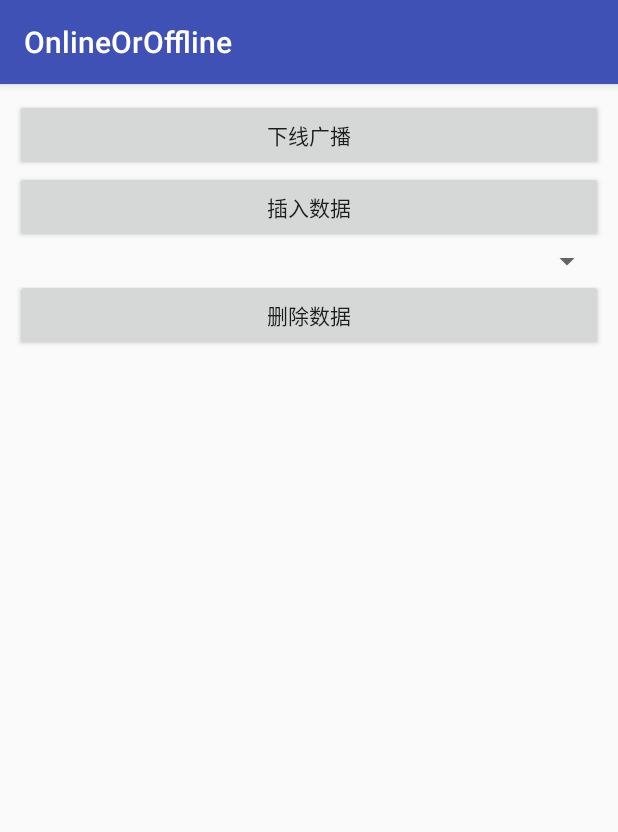
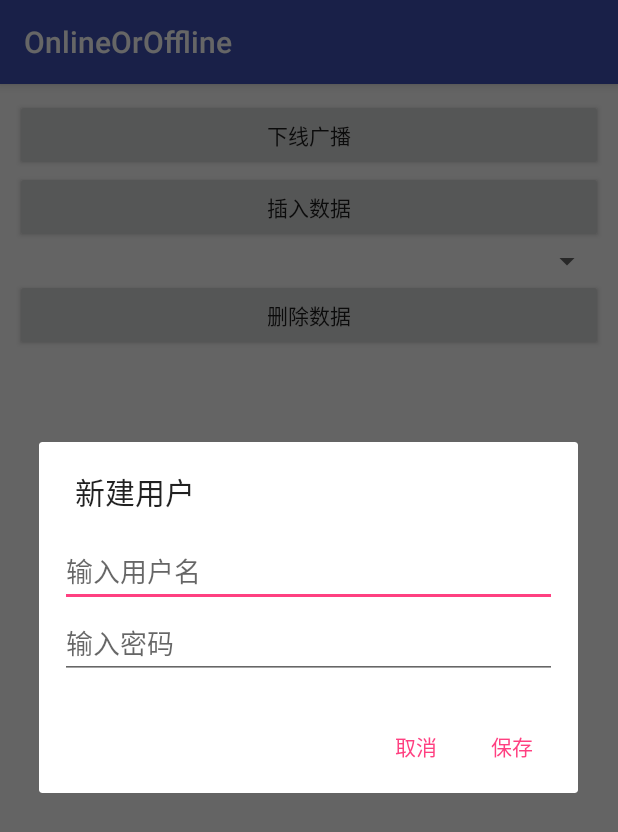
Before and after one commit to maohhgg/AndroidStudioProjects, an Android app: the MainActivity screen opened directly, with no data from a screen before it, after a tap on "插入数据", on a phone screen of 412 x 824 dp. Shown: the top 832 px of the screen. Run offline under Robolectric (Android 15) with nearby library versions, the phone set to English and light mode, and no system bars.

Commit message:
重构 删除冗余

```diff
--- a/OnlineOrOffline/app/src/main/java/com/example/mao/onlineoroffline/MainActivity.java
+++ b/OnlineOrOffline/app/src/main/java/com/example/mao/onlineoroffline/MainActivity.java
@@ -1,6 +1,7 @@
 package com.example.mao.onlineoroffline;
 
 import android.content.ContentValues;
+import android.content.DialogInterface;
 import android.content.Intent;
 import android.database.Cursor;
 import android.database.sqlite.SQLiteDatabase;
@@ -9,15 +10,14 @@ import android.support.v7.app.AlertDialog;
 import android.support.v7.widget.DefaultItemAnimator;
 import android.support.v7.widget.LinearLayoutManager;
 import android.support.v7.widget.RecyclerView;
-import android.text.InputType;
 import android.util.Log;
+import android.view.LayoutInflater;
 import android.view.View;
 import android.widget.AdapterView;
-import android.widget.ArrayAdapter;
 import android.widget.EditText;
 import android.widget.SimpleCursorAdapter;
 import android.widget.Spinner;
-import android.widget.TextView;
+
 
 import java.text.SimpleDateFormat;
 import java.util.Calendar;
@@ -31,6 +31,7 @@ public class MainActivity extends BaseActivity implements View.OnClickListener {
     private SQLiteDatabase DB;
     private Cursor cursor;
     private RecycleAdapter recycleAdapter;
+    private EditText inputUserName,inputUserPasswd;
 
 
     @Override
@@ -41,6 +42,16 @@ public class MainActivity extends BaseActivity implements View.OnClickListener {
         sql = new MyDatabaseHelper(this,"users.db",null,3);
         DB = sql.getWritableDatabase();
 
+        cursor = DB.query("users",new String[]{"id as _id", "name","password","time"},null,null,null,null,null,null);
+        recyclerView = (RecyclerView) findViewById(R.id.recyclerView);
+        recycleAdapter = new RecycleAdapter();
+
+        recyclerView.setLayoutManager(new LinearLayoutManager(this,LinearLayoutManager.VERTICAL,false));
+        recyclerView.setItemAnimator(new DefaultItemAnimator());
+
+        recycleAdapter.setCursor(cursor);
+        recyclerView.setAdapter(recycleAdapter);
+        recyclerView.setOnClickListener(this);
         updata();
 
         findViewById(R.id.logout).setOnClickListener(this);
@@ -55,50 +66,43 @@ public class MainActivity extends BaseActivity implements View.OnClickListener {
                 sendBroadcast(new Intent("com.example.mao.onlineoroffline.FORCE_OFFLINE"));
                 break;
             case R.id.insert_SQL:
-//                ContentValues values = new ContentValues();
-//                EditText inputUserName = (EditText) findViewById(R.id.input_user_name);
-//                EditText inputUserPasswd = (EditText) findViewById(R.id.input_user_passwd);
-//                values.put("name",inputUserName.getText().toString());
-//                values.put("password",inputUserPasswd.getText().toString());
-//                Calendar calendar = Calendar.getInstance();
-//                values.put("time",new SimpleDateFormat("yyyy-MM-dd H:m:s").format(calendar.getTime()));
-//                DB.insert("users",null,values);
-//                updata();
+                AlertDialog.Builder adb = bindData("新建用户",null,null);
+                adb.setPositiveButton("保存", new DialogInterface.OnClickListener() {
+                    @Override
+                    public void onClick(DialogInterface dialogInterface, int i) {
+                        ContentValues values = new ContentValues();
+                        values.put("name",inputUserName.getText().toString());
+                        values.put("password",inputUserPasswd.getText().toString());
+                        Calendar calendar = Calendar.getInstance();
+                        values.put("time",new SimpleDateFormat("yyyy-MM-dd H:m:s").format(calendar.getTime()));
+                        int id = (int) DB.insert("users",null,values);
+                        cursor = DB.query("users",new String[]{"id as _id", "name","password","time"},null,null,null,null,null,null);
+                        recycleAdapter.addData(cursor,id);
+                        updata();
+                    }
+                });
+                adb.setNegativeButton("取消", new DialogInterface.OnClickListener() {
+                    @Override
+                    public void onClick(DialogInterface dialogInterface, int i) {
 
-                AlertDialog.Builder adb = new AlertDialog.Builder(this);
-                adb.setTitle("建立一个用户");
-                EditText name = new EditText(this);
-                name.setHint("输入用户名");
-                int nameId = View.generateViewId();
-                name.setId(nameId);
-
-                EditText passwd = new EditText(this);
-                passwd.setInputType(InputType.TYPE_TEXT_VARIATION_PASSWORD);
-                passwd.setHint("输入密码");
-                int passwdId = View.generateViewId();
-                passwd.setId(passwdId);
-                adb.setView(passwdId);
+                    }
+                });
                 adb.show();
+                break;
             case R.id.delete_SQL:
-                DB.delete("users","id = ?",new String[]{check+""});
+                DB.delete("users","id = ?",new String[]{cursor.getInt(cursor.getColumnIndex("_id"))+""});
+                cursor = DB.query("users",new String[]{"id as _id", "name","password","time"},null,null,null,null,null,null);
+                recycleAdapter.removeData(cursor,check);
                 updata();
+                break;
+            case R.id.recyclerView:
+//                AlertDialog.Builder adb = bindData(,null,null);
                 break;
         }
     }
 
 
     public void updata(){
-        cursor = DB.query("users",new String[]{"id as _id", "name","password","time"},null,null,null,null,null,null);
-
-        recyclerView = (RecyclerView) findViewById(R.id.recyclerView);
-        recycleAdapter = new RecycleAdapter();
-
-        recyclerView.setLayoutManager(new LinearLayoutManager(this,LinearLayoutManager.VERTICAL,false));
-        recyclerView.setItemAnimator(new DefaultItemAnimator());
-
-        recycleAdapter.setCursor(cursor);
-        recyclerView.setAdapter(recycleAdapter);
-
         spinnerArray = new Integer[recycleAdapter.getItemCount()];
         for (int i = 0;i < recycleAdapter.getItemCount();i++){
             spinnerArray[i] = i+1;
@@ -110,8 +114,8 @@ public class MainActivity extends BaseActivity implements View.OnClickListener {
             public void onItemSelected(AdapterView<?> adapterView, View view, int i, long l) {
                 cursor.moveToPosition(i);
                 int postion = cursor.getInt(cursor.getColumnIndex("_id"));
-                Log.i("MainActivity","当前选择的是: " + postion);
-                check = postion;
+                Log.i("MainActivity","当前选中的是:" + cursor.getString(cursor.getColumnIndex("name")));
+                check = i;
             }
             @Override
             public void onNothingSelected(AdapterView<?> adapterView) {
@@ -119,4 +123,21 @@ public class MainActivity extends BaseActivity implements View.OnClickListener {
             }
         });
     }
+    public AlertDialog.Builder bindData(String Title,String hint1,String hint2){
+        AlertDialog.Builder adb = new AlertDialog.Builder(this);
+        adb.setTitle(Title);
+        final View layoutAlert = LayoutInflater.from(this).inflate(R.layout.alertdialog, null);
+        adb.setView(layoutAlert);
+
+        inputUserName = (EditText) layoutAlert.findViewById(R.id.input_user_name);
+        inputUserPasswd = (EditText) layoutAlert.findViewById(R.id.input_user_passwd);
+        if(hint1 != null){
+            inputUserName.setHint(hint1);
+        }
+        if(hint2 != null) {
+            inputUserPasswd.setHint(hint2);
+        }
+        return adb;
+    }
+
 }
--- /dev/null
+++ b/OnlineOrOffline/app/src/main/res/layout/alertdialog.xml
@@ -0,0 +1,19 @@
+<?xml version="1.0" encoding="utf-8"?>
+<LinearLayout xmlns:android="http://schemas.android.com/apk/res/android"
+    android:orientation="vertical"
+    android:padding="14dp"
+    android:layout_width="match_parent"
+    android:layout_height="match_parent"
+    android:id="@+id/alertLayout">
+    <EditText
+        android:layout_width="match_parent"
+        android:layout_height="wrap_content"
+        android:hint="输入用户名"
+        android:id="@+id/input_user_name"/>
+    <EditText
+        android:layout_width="match_parent"
+        android:layout_height="wrap_content"
+        android:hint="输入密码"
+        android:inputType="textPassword"
+        android:id="@+id/input_user_passwd"/>
+</LinearLayout>
```
Also changed, not shown: OnlineOrOffline/app/src/main/java/com/example/mao/onlineoroffline/RecycleAdapter.java (+37 -34 lines).
